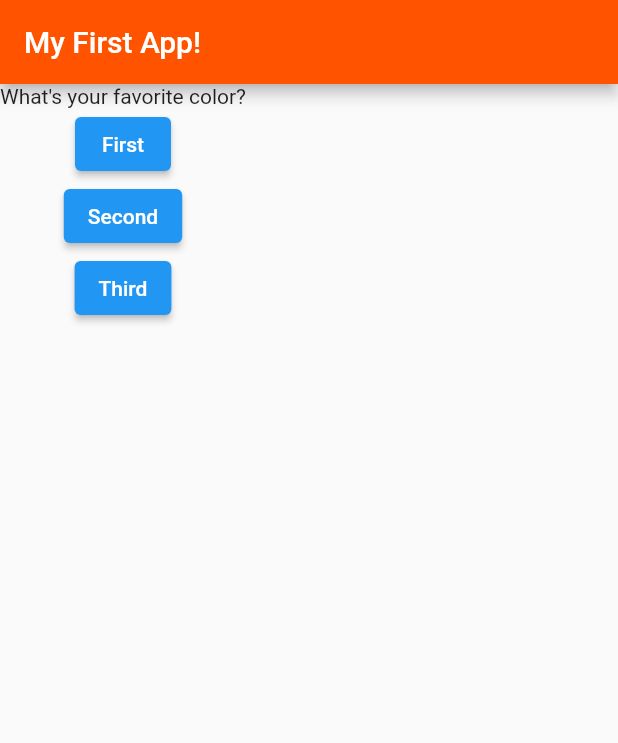
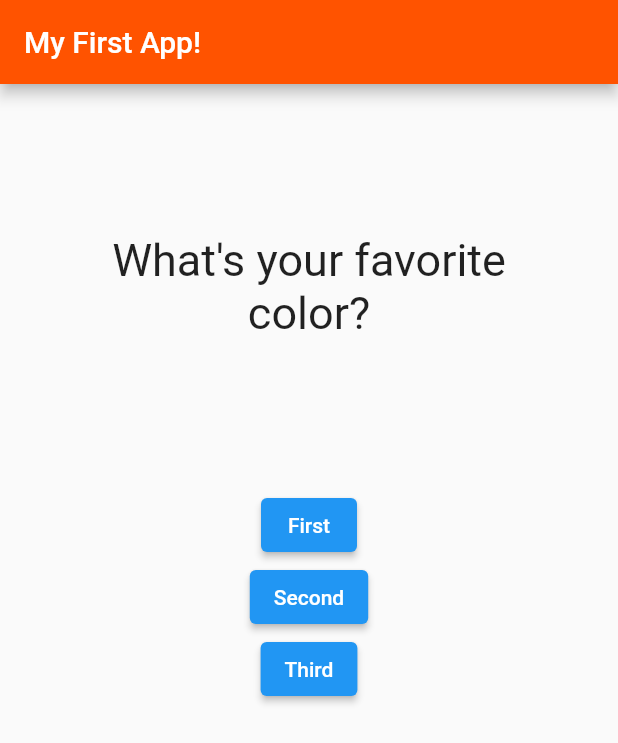
Before and after one commit to Kara-Zor-El/Flutter-Learning, a Flutter app: the screen it shows after launch, on a phone screen of 412 x 824 dp. Shown: the top 743 px of the screen. Run offline on Flutter 3.47's test engine with Material 2 defaults, Android fonts, the phone set to English and light mode, and no system bars.

Commit message:
Centered question text and added vertical and horizontal margin

```diff
--- a/flutter_learning1/lib/question.dart
+++ b/flutter_learning1/lib/question.dart
@@ -9,6 +9,14 @@ class Question extends StatelessWidget {
 
   @override
   Widget build(BuildContext context) {
-    return Text(questionText);
+    return Container(
+      width: double.infinity,
+      margin: EdgeInsets.symmetric(vertical: 100, horizontal: 50),
+      child: Text(
+        questionText,
+        style: TextStyle(fontSize: 30),
+        textAlign: TextAlign.center,
+      ),
+    );
   }
 }
```
